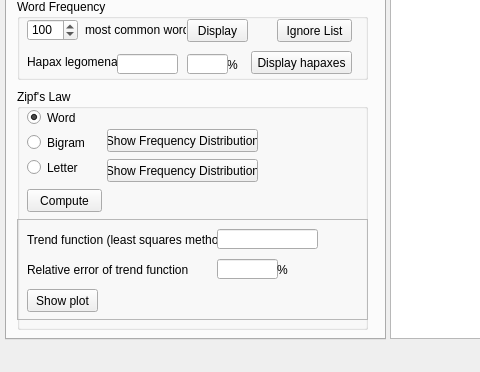
gabruszka/SAIL, file Main/form.ui: the form before one commit; both pictures show x 0 to 480 and y 197 to 569 of the 1050 by 569 pixel window.
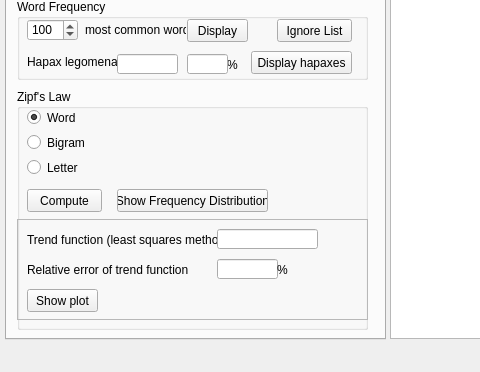
The form after the commit. The open tabs and pages were chosen to show the change.

What changed in the file:
```diff
--- a/Main/form.ui
+++ b/Main/form.ui
@@ -397,7 +397,7 @@
         <rect>
          <x>10</x>
          <y>20</y>
-         <width>82</width>
+         <width>51</width>
          <height>17</height>
         </rect>
        </property>
@@ -413,7 +413,7 @@
         <rect>
          <x>10</x>
          <y>45</y>
-         <width>82</width>
+         <width>61</width>
          <height>17</height>
         </rect>
        </property>
@@ -437,21 +437,8 @@
       <widget class="QPushButton" name="bigramFreqDistBtn">
        <property name="geometry">
         <rect>
-         <x>90</x>
-         <y>40</y>
-         <width>151</width>
-         <height>23</height>
-        </rect>
-       </property>
-       <property name="text">
-        <string>Show Frequency Distribution</string>
-       </property>
-      </widget>
-      <widget class="QPushButton" name="findMostCommonBtn_3">
-       <property name="geometry">
-        <rect>
-         <x>90</x>
-         <y>70</y>
+         <x>100</x>
+         <y>100</y>
          <width>151</width>
          <height>23</height>
         </rect>
```
Left out of the diff: 4 changed lines with no effect on the pictures.
